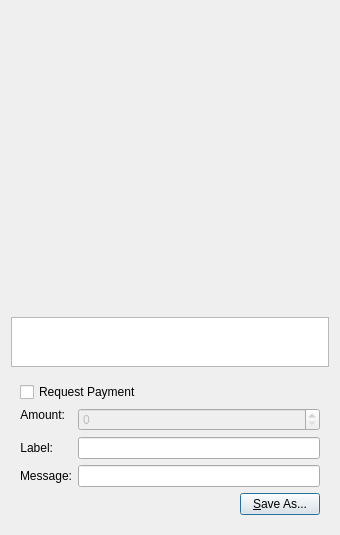
Above: src/qt/forms/qrcodedialog.ui from PalinuroSec/FrozenBoxCoin before the change. Below: the same form after it.
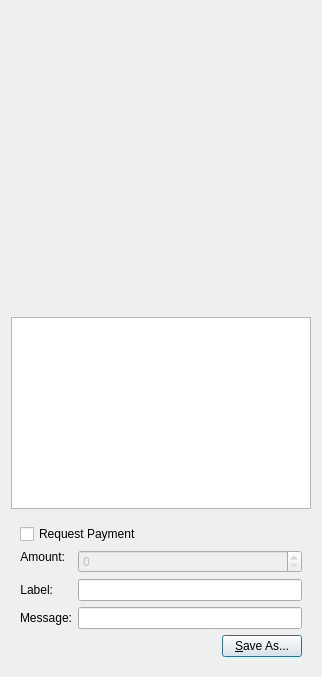
That is the form after the change. Custom widgets are drawn as their Qt base class.

The edit to the form file:
```diff
--- a/src/qt/forms/qrcodedialog.ui
+++ b/src/qt/forms/qrcodedialog.ui
@@ -2,7 +2,7 @@
 <ui version="4.0">
  <class>QRCodeDialog</class>
  <widget class="QDialog" name="QRCodeDialog">
-  <property name="geometry">
+  <property name="FBCmetry">
    <rect>
     <x>0</x>
     <y>0</y>
```
